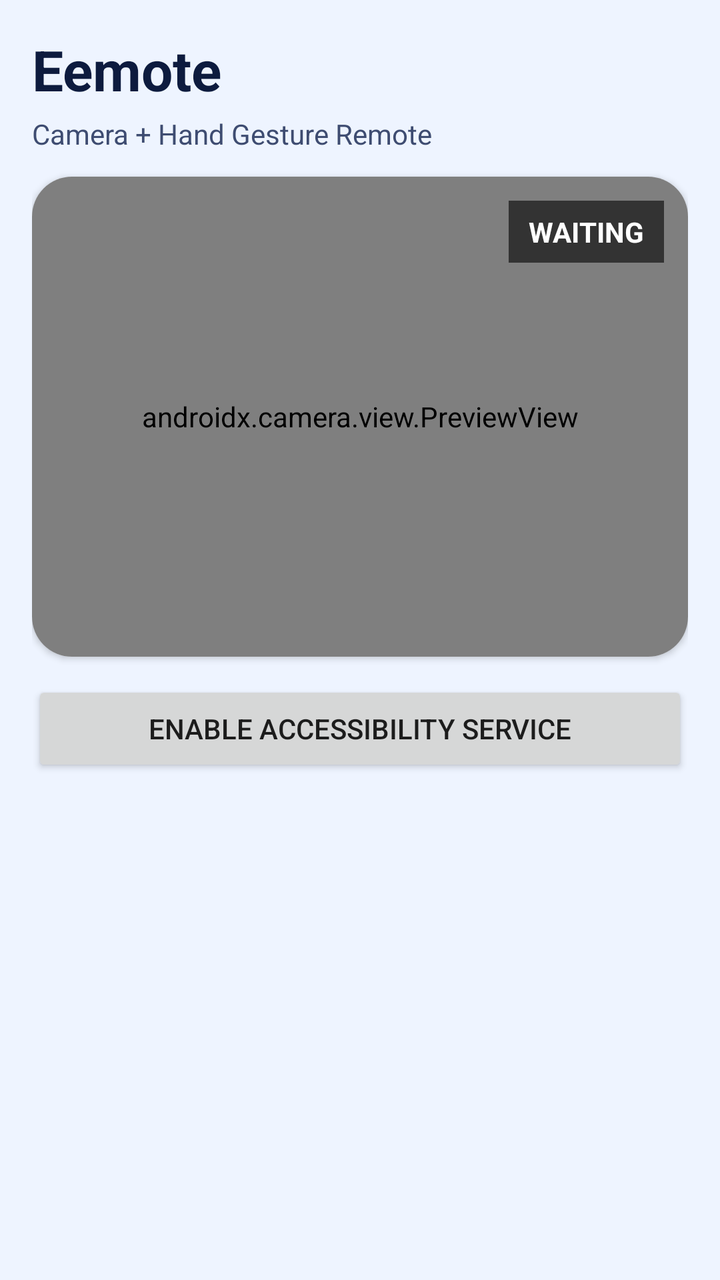
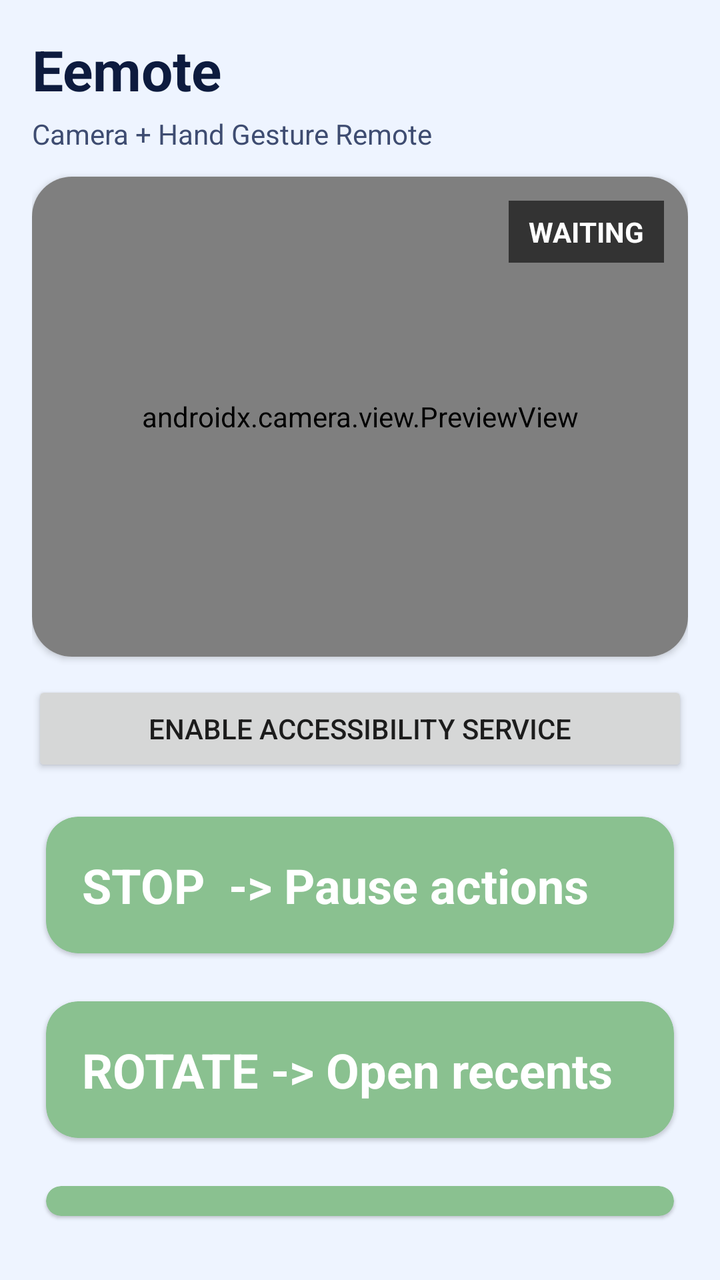

Two renders of the same Android screen: before a commit and after it. Below are the layout's source before the change and the commit's diff.
<!-- AndroidManifest.xml: application theme Theme.Eemote -->
<!-- res/layout/activity_main.xml -->
<?xml version="1.0" encoding="utf-8"?>
<LinearLayout xmlns:android="http://schemas.android.com/apk/res/android"
    xmlns:app="http://schemas.android.com/apk/res-auto"
    android:layout_width="match_parent"
    android:layout_height="match_parent"
    android:orientation="vertical"
    android:padding="16dp"
    android:background="#EEF4FF">

    <TextView
        android:id="@+id/titleText"
        android:layout_width="match_parent"
        android:layout_height="wrap_content"
        android:text="Eemote"
        android:textStyle="bold"
        android:textSize="28sp"
        android:textColor="#0D1B3E" />

    <TextView
        android:id="@+id/subtitleText"
        android:layout_width="match_parent"
        android:layout_height="wrap_content"
        android:layout_marginTop="4dp"
        android:text="Camera + Hand Gesture Remote"
        android:textColor="#3E4C71"
        android:textSize="14sp" />

    <com.google.android.material.card.MaterialCardView
        android:layout_width="match_parent"
        android:layout_height="240dp"
        android:layout_marginTop="12dp"
        app:cardCornerRadius="20dp"
        app:cardElevation="2dp">

        <FrameLayout
            android:layout_width="match_parent"
            android:layout_height="match_parent">

            <androidx.camera.view.PreviewView
                android:id="@+id/previewView"
                android:layout_width="match_parent"
                android:layout_height="match_parent" />

            <TextView
                android:id="@+id/liveStatusText"
                android:layout_width="wrap_content"
                android:layout_height="wrap_content"
                android:layout_gravity="top|end"
                android:layout_margin="12dp"
                android:background="#99000000"
                android:paddingHorizontal="10dp"
                android:paddingVertical="6dp"
                android:text="WAITING"
                android:textColor="#FFFFFF"
                android:textStyle="bold" />
        </FrameLayout>
    </com.google.android.material.card.MaterialCardView>

    <Button
        android:id="@+id/accessibilityButton"
        android:layout_width="match_parent"
        android:layout_height="wrap_content"
        android:layout_marginTop="12dp"
        android:text="Enable Accessibility Service" />

    <LinearLayout
        android:layout_width="match_parent"
        android:layout_height="0dp"
        android:layout_weight="1"
        android:orientation="vertical"
        android:layout_marginTop="12dp">

        <com.google.android.material.card.MaterialCardView
            android:id="@+id/cardStop"
            style="@style/GestureCardStyle"
            android:layout_marginBottom="8dp">
            <TextView style="@style/GestureLabelStyle" android:text="STOP  -> Pause actions" />
        </com.google.android.material.card.MaterialCardView>

        <com.google.android.material.card.MaterialCardView
            android:id="@+id/cardRotate"
            style="@style/GestureCardStyle"
            android:layout_marginBottom="8dp">
            <TextView style="@style/GestureLabelStyle" android:text="ROTATE -> Open recents" />
        </com.google.android.material.card.MaterialCardView>

        <com.google.android.material.card.MaterialCardView
            android:id="@+id/cardZoom"
            style="@style/GestureCardStyle"
            android:layout_marginBottom="8dp">
            <TextView style="@style/GestureLabelStyle" android:text="ZOOM   -> Volume +/-" />
        </com.google.android.material.card.MaterialCardView>

        <com.google.android.material.card.MaterialCardView
            android:id="@+id/cardTurn"
            style="@style/GestureCardStyle"
            android:layout_marginBottom="8dp">
            <TextView style="@style/GestureLabelStyle" android:text="TURN   -> Back/Home" />
        </com.google.android.material.card.MaterialCardView>

        <com.google.android.material.card.MaterialCardView
            android:id="@+id/cardSwipe"
            style="@style/GestureCardStyle">
            <TextView style="@style/GestureLabelStyle" android:text="SWIPE  -> Screen swipe" />
        </com.google.android.material.card.MaterialCardView>
    </LinearLayout>

</LinearLayout>
<!-- resources referenced by this layout -->
<resources>
  <style name="GestureCardStyle" parent="Widget.MaterialComponents.CardView">
          <item name="cardBackgroundColor">#8AC190</item>
          <item name="cardCornerRadius">16dp</item>
          <item name="cardUseCompatPadding">true</item>
      </style>
  <style name="GestureLabelStyle">
          <item name="android:layout_width">match_parent</item>
          <item name="android:layout_height">wrap_content</item>
          <item name="android:padding">18dp</item>
          <item name="android:textColor">#FFFFFF</item>
          <item name="android:textStyle">bold</item>
          <item name="android:textSize">24sp</item>
      </style>
  <style name="Theme.Eemote" parent="Theme.MaterialComponents.DayNight.NoActionBar">
          <item name="colorPrimary">#1E88E5</item>
          <item name="colorPrimaryVariant">#1565C0</item>
          <item name="colorOnPrimary">#FFFFFF</item>
      </style>
</resources>

<!-- the commit's change to res/layout/activity_main.xml (unified diff, before → after) -->
@@ -73,6 +73,8 @@
         <com.google.android.material.card.MaterialCardView
             android:id="@+id/cardStop"
             style="@style/GestureCardStyle"
+            android:layout_width="match_parent"
+            android:layout_height="wrap_content"
             android:layout_marginBottom="8dp">
             <TextView style="@style/GestureLabelStyle" android:text="STOP  -> Pause actions" />
         </com.google.android.material.card.MaterialCardView>
@@ -80,6 +82,8 @@
         <com.google.android.material.card.MaterialCardView
             android:id="@+id/cardRotate"
             style="@style/GestureCardStyle"
+            android:layout_width="match_parent"
+            android:layout_height="wrap_content"
             android:layout_marginBottom="8dp">
             <TextView style="@style/GestureLabelStyle" android:text="ROTATE -> Open recents" />
         </com.google.android.material.card.MaterialCardView>
@@ -87,6 +91,8 @@
         <com.google.android.material.card.MaterialCardView
             android:id="@+id/cardZoom"
             style="@style/GestureCardStyle"
+            android:layout_width="match_parent"
+            android:layout_height="wrap_content"
             android:layout_marginBottom="8dp">
             <TextView style="@style/GestureLabelStyle" android:text="ZOOM   -> Volume +/-" />
         </com.google.android.material.card.MaterialCardView>
@@ -94,13 +100,17 @@
         <com.google.android.material.card.MaterialCardView
             android:id="@+id/cardTurn"
             style="@style/GestureCardStyle"
+            android:layout_width="match_parent"
+            android:layout_height="wrap_content"
             android:layout_marginBottom="8dp">
             <TextView style="@style/GestureLabelStyle" android:text="TURN   -> Back/Home" />
         </com.google.android.material.card.MaterialCardView>
 
         <com.google.android.material.card.MaterialCardView
             android:id="@+id/cardSwipe"
-            style="@style/GestureCardStyle">
+            style="@style/GestureCardStyle"
+            android:layout_width="match_parent"
+            android:layout_height="wrap_content">
             <TextView style="@style/GestureLabelStyle" android:text="SWIPE  -> Screen swipe" />
         </com.google.android.material.card.MaterialCardView>
     </LinearLayout>
